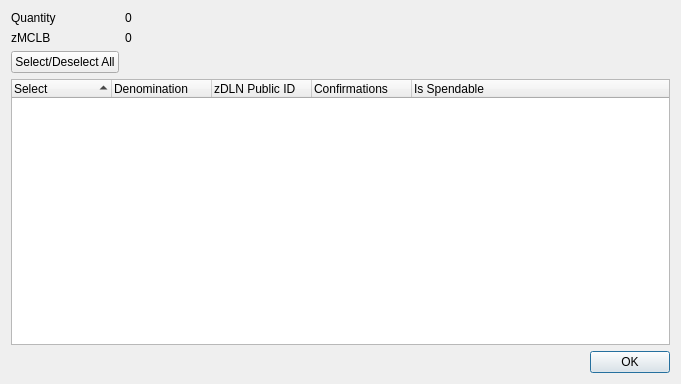
Old version of the form src/qt/forms/zmclbcontroldialog.ui in the repository revivalist777/milleniumclub.
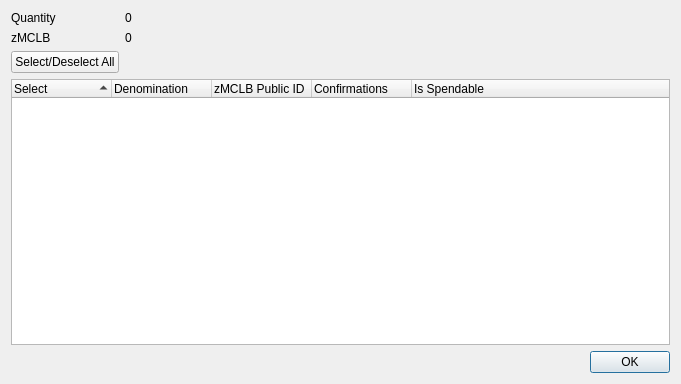
New version of the form.

Commit message: change DLN to MCLB

Patch:
```diff
--- a/src/qt/forms/zmclbcontroldialog.ui
+++ b/src/qt/forms/zmclbcontroldialog.ui
@@ -96,7 +96,7 @@
        </column>
        <column>
         <property name="text">
-         <string notr="true">zDLN Public ID</string>
+         <string notr="true">zMCLB Public ID</string>
         </property>
        </column>
        <column>
```
Left out of the diff: 2 changed lines with no effect on the pictures. The commit also changes 69 other files.
